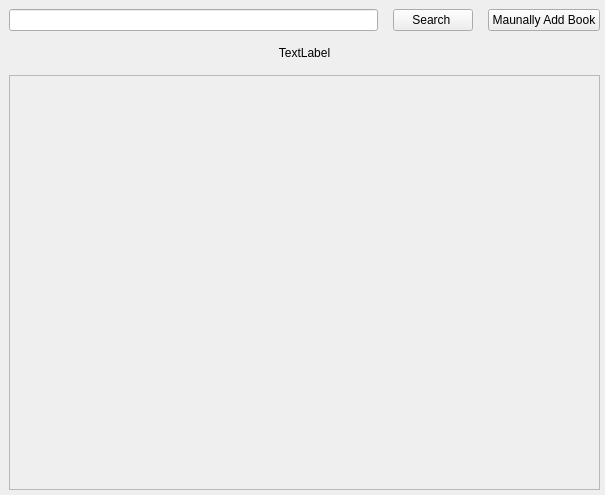
Before: the Qt Designer form newsearchwindow.ui in LoreMafore/BooksThroughTheAges, drawn with Qt 5.
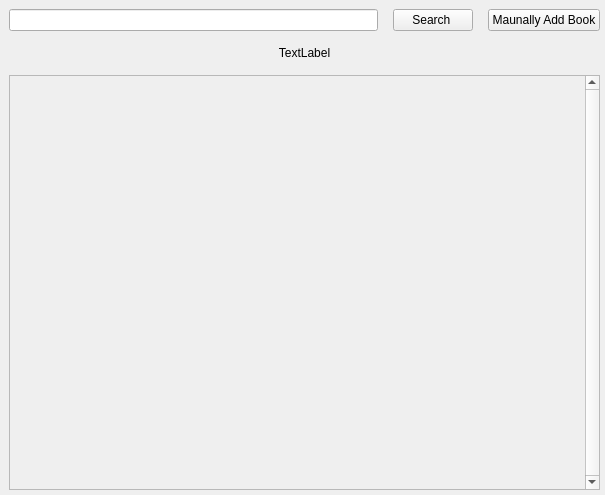
After: the same form once the commit is applied.

Patch:
```diff
--- a/newsearchwindow.ui
+++ b/newsearchwindow.ui
@@ -74,9 +74,9 @@
      </widget>
     </item>
     <item>
-     <widget class="QScrollArea" name="searchList">
-      <property name="enabled">
-       <bool>true</bool>
+     <widget class="QScrollArea" name="scrollArea">
+      <property name="verticalScrollBarPolicy">
+       <enum>Qt::ScrollBarPolicy::ScrollBarAlwaysOn</enum>
       </property>
       <property name="widgetResizable">
        <bool>true</bool>
@@ -86,17 +86,17 @@
         <rect>
          <x>0</x>
          <y>0</y>
-         <width>587</width>
+         <width>575</width>
          <height>405</height>
         </rect>
        </property>
        <widget class="QWidget" name="verticalLayoutWidget_2">
         <property name="geometry">
          <rect>
-          <x>10</x>
-          <y>0</y>
-          <width>561</width>
-          <height>401</height>
+          <x>-1</x>
+          <y>-1</y>
+          <width>591</width>
+          <height>421</height>
          </rect>
         </property>
         <layout class="QVBoxLayout" name="serachLayout"/>
```
Left out of the diff: 23 changed lines with no effect on the pictures.
